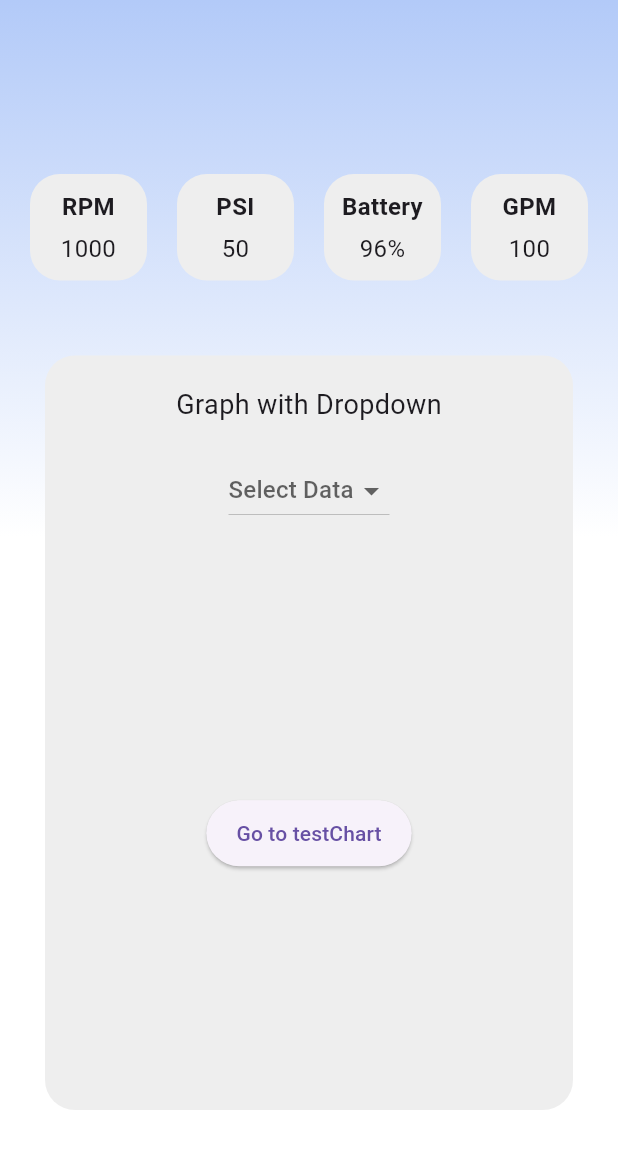
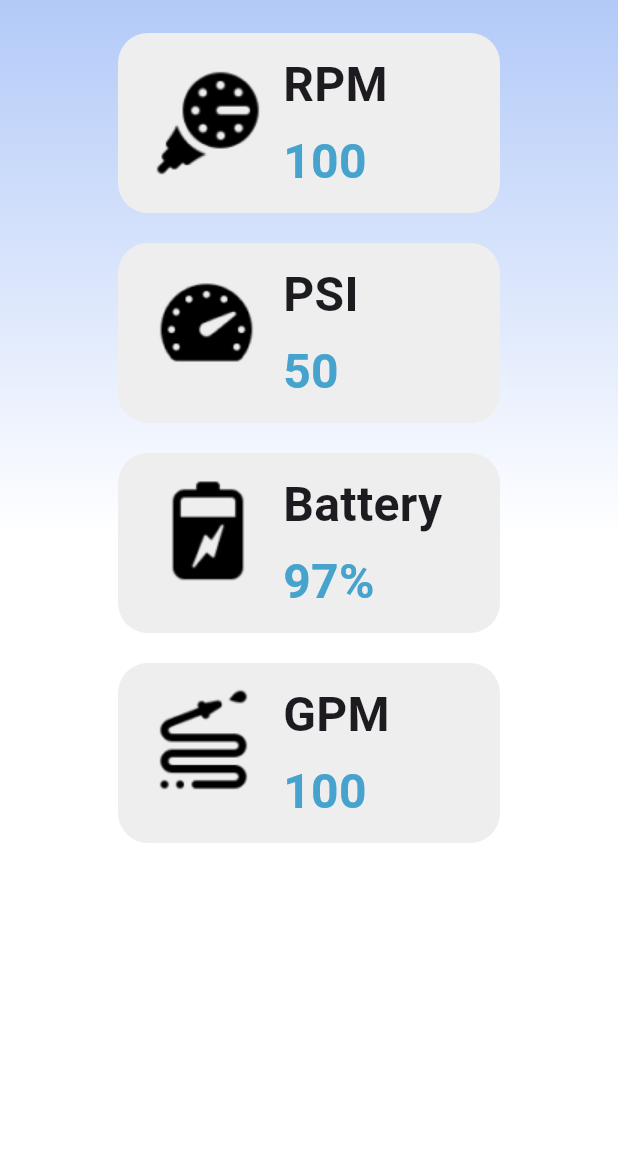
Before and after one commit to Affinity-App/Affinity-App, a Flutter app: the HomePage screen opened directly, on a phone screen of 412 x 824 dp, the part 81-1236 px from its top. Run offline on Flutter 3.47's test engine with Material 3 defaults, Android fonts, the phone set to English and light mode, and no system bars; our stand-ins replace firebase_auth, firebase_core, fl_chart, google_sign_in; accounts and stored records are empty.

Commit message:
Home page Boxes modification
Boxes size changed and placed in the center and icon added

```diff
--- a/cardiacengineering_app/lib/pages/homePage.dart
+++ b/cardiacengineering_app/lib/pages/homePage.dart
@@ -64,151 +64,17 @@ class HomePage extends StatelessWidget {
       ),
       body: BackgroundGradientContainer(
         // custom class to have gradient already
+        child: Center(
           child: Column(
-          crossAxisAlignment: CrossAxisAlignment.center,
+          //mainAxisAlignment: MainAxisAlignment.start,
           children: [
-            const SizedBox(height: 150.0), // Move down to below the app bar
-            Container(
-              width: double.infinity,
-              child: Row(
-                mainAxisAlignment: MainAxisAlignment.spaceEvenly,
-                children: [
-                  // SizedBox(
-                  //   width: MediaQuery.of(context).size.width /
-                  //       4, // or specify a fixed width
-                  //   child: GestureDetector(
-                  //     onTap: () {
-                  //       // Navigate to the settings page
-                  //       Navigator.push(
-                  //         context,
-                  //         MaterialPageRoute(
-                  //             builder: (context) => const RPMpage()),
-                  //       );
-                  //     },
-                  //     child:
-                  //         _buildDataBox(context, label: 'RPM', value: '1000'),
-                  //   ),
-                  // ),
-                  _buildDataBox(
-                    context,
-                    label: 'RPM',
-                    value: '1000',
-                    onPressed: (context) {
-                      Navigator.pushNamed(context, '/RPMpage');
-                    },
-                  ),
-                  _buildDataBox(
-                    context,
-                    label: 'PSI',
-                    value: '50',
-                    onPressed: (context) {
-                      Navigator.pushNamed(context, '/PSIpage');
-                    },
-                  ),
-                  _buildDataBox(
-                    context,
-                    label: 'Battery',
-                    value: '96%',
-                    onPressed: (context) {
-                      Navigator.pushNamed(context, '/BatteryPage');
-                    },
-                  ),
-                  _buildDataBox(
-                    context,
-                    label: 'GPM',
-                    value: '100',
-                    onPressed: (context) {
-                      Navigator.pushNamed(context, '/GPMpage');
-                    },
-                  ),
-                  // _buildDataBox(context, label: 'RPM', value: '1000'),
-                  // _buildDataBox(context, label: 'RPM', value: '1000'),
-                  // _buildDataBox(context, label: 'RPM', value: '1000'),
+            SizedBox(height: MediaQuery.of(context).padding.top + kToolbarHeight),
+            _buildDataBox(context, label: 'RPM', value: '100',iconPath: 'assets/images/Blood.png', onPressed: (context) { Navigator.pushNamed(context, '/RPMpage');}),
+            _buildDataBox(context, label: 'PSI', value: '50',iconPath: 'assets/images/Heart.png', onPressed: (context) { Navigator.pushNamed(context, '/PSIpage');}),
+            _buildDataBox(context, label: 'Battery', value: '97%',iconPath: 'assets/images/Battery.png', onPressed: (context) { Navigator.pushNamed(context, '/BatteryPage');}),
+            _buildDataBox(context, label: 'GPM', value: '100',iconPath: 'assets/images/Flow.png', onPressed: (context) { Navigator.pushNamed(context, '/GPMpage');}),
           ],
           ),
-            ),
-            const SizedBox(height: 20.0), // Add some space
-            Expanded(
-              child: Container(
-                decoration: BoxDecoration(
-                  borderRadius: BorderRadius.circular(20.0),
-                  color: Colors.grey[200],
-                ),
-                margin: const EdgeInsets.all(20.0),
-                child: Column(
-                  children: [
-                    // Placeholder for graph with dropdown
-                    // Replace this with your actual graph widget
-                    const SizedBox(height: 20.0),
-                    const Text(
-                      'Graph with Dropdown',
-                      style: TextStyle(fontSize: 18.0),
-                    ),
-                    const SizedBox(height: 20.0),
-                    // Dropdown placeholder
-                    DropdownButton<String>(
-                      items: ['Data 1', 'Data 2', 'Data 3'].map((String value) {
-                        return DropdownMenuItem<String>(
-                          value: value,
-                          child: Text(value),
-                        );
-                      }).toList(),
-                      onChanged: (String? newValue) {
-                        // Handle dropdown value change
-                      },
-                      hint: const Text('Select Data'),
-                    ),
-                    const SizedBox(height: 20.0),
-                    // Graph placeholder
-                    Expanded(
-                      child: Center(
-                        // uncomment for test chart link
-                        child: ElevatedButton(
-                          onPressed: () {
-                            Navigator.push(
-                              context,
-                              MaterialPageRoute(
-                                  builder: (context) => const testChart()),
-                            );
-                          },
-                          style: ButtonStyle(
-                            // Add the animation controller
-                            animationDuration:
-                                const Duration(milliseconds: 200),
-                            // Shrink on press
-                            overlayColor:
-                                MaterialStateProperty.resolveWith<Color>(
-                              (states) {
-                                if (states.contains(MaterialState.pressed)) {
-                                  return Colors
-                                      .white10; // Shrink and visually indicate press
-                                }
-                                return Colors
-                                    .transparent; // Use default overlay color
-                              },
-                            ),
-                            // Scale the button down slightly on press
-                            padding:
-                                MaterialStateProperty.resolveWith<EdgeInsets>(
-                              (states) {
-                                if (states.contains(MaterialState.pressed)) {
-                                  return const EdgeInsets.symmetric(
-                                      horizontal: 16.0, vertical: 8.0);
-                                }
-                                return const EdgeInsets.symmetric(
-                                    horizontal: 20.0, vertical: 12.0);
-                              },
-                            ),
-                          ),
-                          child: const Text('Go to testChart'),
-                        ),
-                      ),
-                    ),
-                  ],
-                ),
-              ),
-            ),
-          ],
         ),
         ),
     );
@@ -217,8 +83,10 @@ class HomePage extends StatelessWidget {
   Widget _buildDataBox(BuildContext context,
       {required String label,
       required String value,
+      required String iconPath,
       required OnDataBoxPressedCallback onPressed}) {
-    return Expanded(
+    return Container(
+      width: MediaQuery.of(context).size.width / 1.5, // size of the box determined by number at the back
       child: GestureDetector(
         onTap: () {
           // Navigate to the desired page using the provided callback
@@ -232,13 +100,22 @@ class HomePage extends StatelessWidget {
           ),
           margin: const EdgeInsets.all(10.0),
           padding: const EdgeInsets.all(10.0),
-          child: Column(
+          child: Row(
             crossAxisAlignment: CrossAxisAlignment.center,
+            children: [
+              Image.asset(
+                iconPath,
+                height: 100.0,
+                width: 100.0,
+              ),
+              //const SizedBox(width: 10.0), // Add some space between the icon and text
+              Column(
+                crossAxisAlignment: CrossAxisAlignment.start,
                 children: [
                   Text(
                     label,
                     style: const TextStyle(
-                  fontSize: 16.0,
+                      fontSize: 32.0,
                       fontWeight: FontWeight.bold,
                     ),
                     textAlign: TextAlign.center,
@@ -247,9 +124,13 @@ class HomePage extends StatelessWidget {
                   Text(
                     value,
                     style: const TextStyle(
-                  fontSize: 16.0,
+                      fontSize: 32.0,
+                      fontWeight: FontWeight.bold,
+                      color: Color.fromARGB(255, 70, 163, 205),
                     ),
                     textAlign: TextAlign.center,
+                  ),
+                ],
               ),
             ],
           ),
```
Lines whose indentation alone changed are shown as unchanged.
